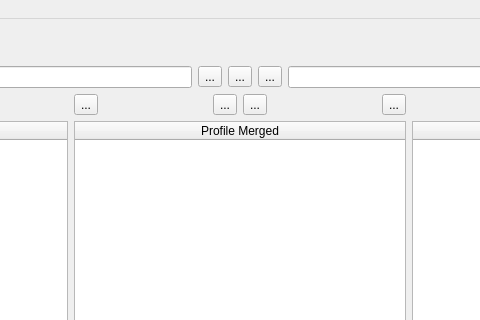
First picture: the form in ui/main_window.ui, repository F1r3f0x/salesforce_profileMergerTool, before the edit; both pictures show x 272 to 752 and y 0 to 320 of the 1024 by 768 pixel window.
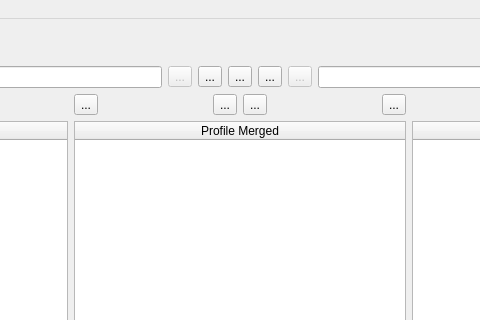
Second picture: the form after the edit. Icons and pictures are not drawn. Custom widgets are drawn as their Qt base class.

Commit message: Added buttons for closing profiles

```diff
--- a/ui/main_window.ui
+++ b/ui/main_window.ui
@@ -194,6 +194,20 @@
           </property>
          </widget>
         </item>
+        <item>
+         <widget class="QToolButton" name="btn_close_a">
+          <property name="enabled">
+           <bool>false</bool>
+          </property>
+          <property name="text">
+           <string>...</string>
+          </property>
+          <property name="icon">
+           <iconset>
+            <normaloff>icons/x.svg</normaloff>icons/x.svg</iconset>
+          </property>
+         </widget>
+        </item>
         <item>
          <widget class="QToolButton" name="btn_a">
           <property name="statusTip">
@@ -244,6 +258,20 @@
           </property>
          </widget>
         </item>
+        <item>
+         <widget class="QToolButton" name="btn_close_b">
+          <property name="enabled">
+           <bool>false</bool>
+          </property>
+          <property name="text">
+           <string>...</string>
+          </property>
+          <property name="icon">
+           <iconset>
+            <normaloff>icons/x.svg</normaloff>icons/x.svg</iconset>
+          </property>
+         </widget>
+        </item>
         <item>
          <widget class="QLineEdit" name="le_b">
           <property name="enabled">
```
Left out of the diff: 110 changed lines with no effect on the pictures. The commit also changes 4 other files.
